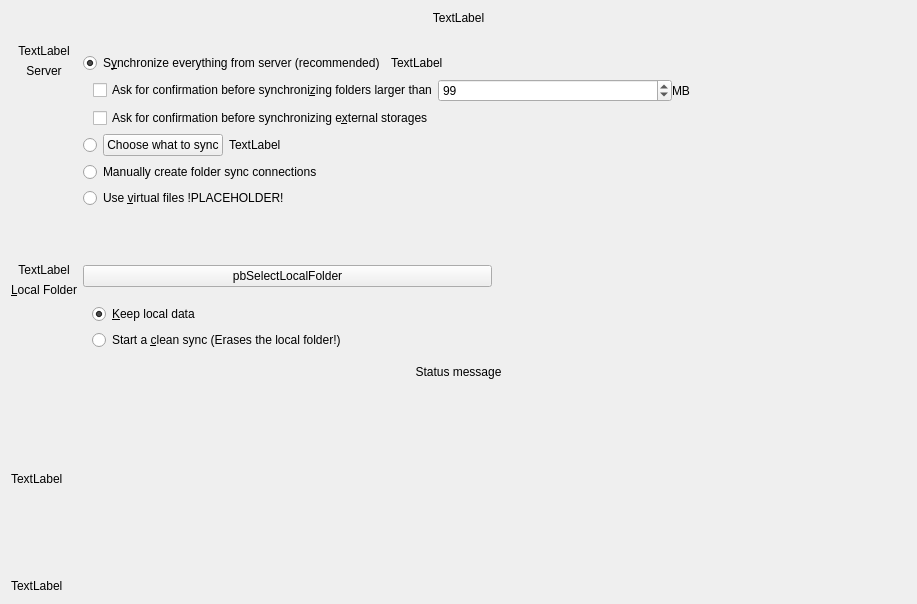
This is src/gui/wizard/owncloudadvancedsetuppage.ui in Infomaniak/desktop-infomaniak-drive as Qt 5 draws it before an edit. The edited form follows.
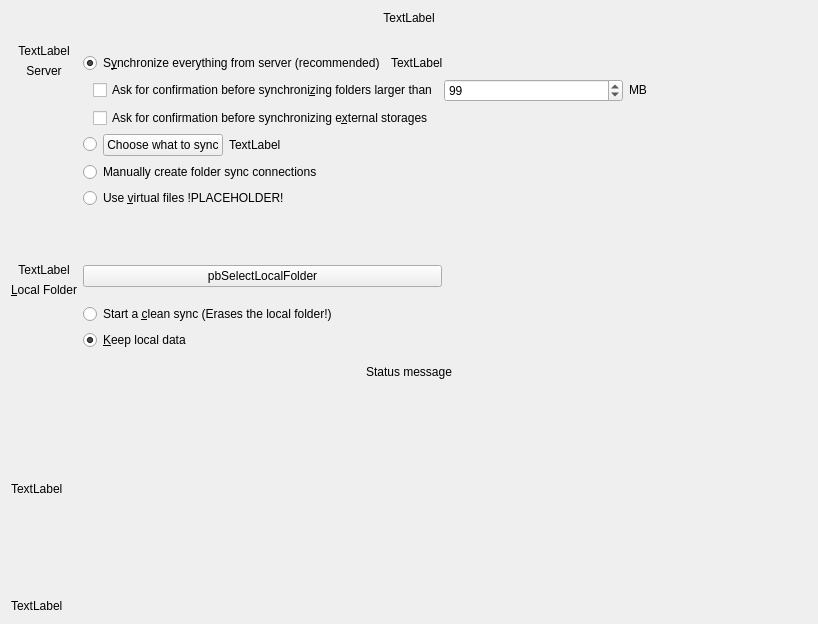
This is the edited form.

Commit message: Some fields are crushed when the wizard dialog is resized

The edit to the form file:
```diff
--- a/src/gui/wizard/owncloudadvancedsetuppage.ui
+++ b/src/gui/wizard/owncloudadvancedsetuppage.ui
@@ -6,12 +6,12 @@
    <rect>
     <x>0</x>
     <y>0</y>
-    <width>917</width>
-    <height>604</height>
+    <width>818</width>
+    <height>624</height>
    </rect>
   </property>
   <property name="sizePolicy">
-   <sizepolicy hsizetype="Maximum" vsizetype="Maximum">
+   <sizepolicy hsizetype="Maximum" vsizetype="MinimumExpanding">
     <horstretch>0</horstretch>
     <verstretch>0</verstretch>
    </sizepolicy>
@@ -174,41 +174,87 @@
      </item>
      <item row="4" column="1" colspan="2">
       <widget class="QWidget" name="resolutionWidget" native="true">
-       <property name="sizePolicy">
-        <sizepolicy hsizetype="Preferred" vsizetype="Fixed">
-         <horstretch>0</horstretch>
-         <verstretch>0</verstretch>
-        </sizepolicy>
-       </property>
-       <layout class="QFormLayout" name="formLayout_2">
+       <layout class="QFormLayout" name="verticalLayout_5">
         <property name="sizeConstraint">
-         <enum>QLayout::SetMinimumSize</enum>
+         <enum>QLayout::SetDefaultConstraint</enum>
         </property>
         <property name="fieldGrowthPolicy">
          <enum>QFormLayout::ExpandingFieldsGrow</enum>
         </property>
+        <property name="leftMargin">
+         <number>0</number>
+        </property>
+        <property name="rightMargin">
+         <number>0</number>
+        </property>
+        <item row="0" column="0" colspan="2">
+         <layout class="QHBoxLayout" name="horizontalLayout_5">
+          <item>
+           <widget class="QRadioButton" name="cbSyncFromScratch">
+            <property name="sizePolicy">
+             <sizepolicy hsizetype="Minimum" vsizetype="Fixed">
+              <horstretch>0</horstretch>
+              <verstretch>0</verstretch>
+             </sizepolicy>
+            </property>
+            <property name="toolTip">
+             <string>&lt;html&gt;&lt;head/&gt;&lt;body&gt;&lt;p&gt;If this box is checked, existing content in the local folder will be erased to start a clean sync from the server.&lt;/p&gt;&lt;p&gt;Do not check this if the local content should be uploaded to the servers folder.&lt;/p&gt;&lt;/body&gt;&lt;/html&gt;</string>
+            </property>
+            <property name="text">
+             <string>Start a &amp;clean sync (Erases the local folder!)</string>
+            </property>
+            <property name="checkable">
+             <bool>true</bool>
+            </property>
+           </widget>
+          </item>
+          <item>
+           <spacer name="horizontalSpacer_7">
+            <property name="orientation">
+             <enum>Qt::Horizontal</enum>
+            </property>
+            <property name="sizeHint" stdset="0">
+             <size>
+              <width>40</width>
+              <height>20</height>
+             </size>
+            </property>
+           </spacer>
+          </item>
+         </layout>
+        </item>
         <item row="1" column="0" colspan="2">
-         <widget class="QRadioButton" name="radioButton">
-          <property name="text">
-           <string>&amp;Keep local data</string>
-          </property>
-          <property name="checked">
-           <bool>true</bool>
-          </property>
-         </widget>
-        </item>
-        <item row="2" column="0" colspan="2">
-         <widget class="QRadioButton" name="cbSyncFromScratch">
-          <property name="toolTip">
-           <string>&lt;html&gt;&lt;head/&gt;&lt;body&gt;&lt;p&gt;If this box is checked, existing content in the local folder will be erased to start a clean sync from the server.&lt;/p&gt;&lt;p&gt;Do not check this if the local content should be uploaded to the servers folder.&lt;/p&gt;&lt;/body&gt;&lt;/html&gt;</string>
-          </property>
-          <property name="text">
-           <string>Start a &amp;clean sync (Erases the local folder!)</string>
-          </property>
-          <property name="checkable">
-           <bool>true</bool>
-          </property>
-         </widget>
+         <layout class="QHBoxLayout" name="horizontalLayout_6">
+          <item>
+           <widget class="QRadioButton" name="radioButton">
+            <property name="sizePolicy">
+             <sizepolicy hsizetype="Minimum" vsizetype="Fixed">
+              <horstretch>0</horstretch>
+              <verstretch>0</verstretch>
+             </sizepolicy>
+            </property>
+            <property name="text">
+             <string>&amp;Keep local data</string>
+            </property>
+            <property name="checked">
+             <bool>true</bool>
+            </property>
+           </widget>
+          </item>
+          <item>
+           <spacer name="horizontalSpacer_8">
+            <property name="orientation">
+             <enum>Qt::Horizontal</enum>
+            </property>
+            <property name="sizeHint" stdset="0">
+             <size>
+              <width>40</width>
+              <height>20</height>
+             </size>
+            </property>
+           </spacer>
+          </item>
+         </layout>
         </item>
        </layout>
       </widget>
@@ -237,6 +283,9 @@
         </property>
         <item>
          <layout class="QHBoxLayout" name="horizontalLayout_2">
+          <property name="sizeConstraint">
+           <enum>QLayout::SetFixedSize</enum>
+          </property>
           <item>
            <widget class="QRadioButton" name="rSyncEverything">
             <property name="text">
@@ -249,6 +298,12 @@
           </item>
           <item>
            <widget class="QLabel" name="lSyncEverythingSizeLabel">
+            <property name="sizePolicy">
+             <sizepolicy hsizetype="Minimum" vsizetype="Fixed">
+              <horstretch>0</horstretch>
+              <verstretch>0</verstretch>
+             </sizepolicy>
+            </property>
             <property name="text">
              <string>TextLabel</string>
             </property>
@@ -274,13 +329,22 @@
         </item>
         <item>
          <layout class="QGridLayout" name="gridLayout_2">
-          <property name="horizontalSpacing">
-           <number>0</number>
+          <property name="sizeConstraint">
+           <enum>QLayout::SetFixedSize</enum>
           </property>
           <item row="1" column="1">
            <layout class="QHBoxLayout" name="horizontalLayout_4">
+            <property name="sizeConstraint">
+             <enum>QLayout::SetFixedSize</enum>
+            </property>
             <item>
              <widget class="QCheckBox" name="confCheckBoxExternal">
+              <property name="sizePolicy">
+               <sizepolicy hsizetype="Minimum" vsizetype="Fixed">
+                <horstretch>0</horstretch>
+                <verstretch>0</verstretch>
+               </sizepolicy>
+              </property>
               <property name="text">
                <string>Ask for confirmation before synchronizing e&amp;xternal storages</string>
               </property>
@@ -306,6 +370,9 @@
           </item>
           <item row="0" column="1">
            <layout class="QHBoxLayout" name="horizontalLayout_3">
+            <property name="sizeConstraint">
+             <enum>QLayout::SetFixedSize</enum>
+            </property>
             <item>
              <widget class="QCheckBox" name="confCheckBoxSize">
               <property name="text">
@@ -315,6 +382,12 @@
             </item>
             <item>
              <widget class="QSpinBox" name="confSpinBox">
+              <property name="sizePolicy">
+               <sizepolicy hsizetype="Minimum" vsizetype="Fixed">
+                <horstretch>0</horstretch>
+                <verstretch>0</verstretch>
+               </sizepolicy>
+              </property>
               <property name="maximum">
                <number>999999</number>
               </property>
@@ -325,6 +398,12 @@
             </item>
             <item>
              <widget class="QLabel" name="confTraillingSizeLabel">
+              <property name="sizePolicy">
+               <sizepolicy hsizetype="Minimum" vsizetype="Fixed">
+                <horstretch>0</horstretch>
+                <verstretch>0</verstretch>
+               </sizepolicy>
+              </property>
               <property name="text">
                <string extracomment="Trailing part of &quot;Ask confirmation before syncing folder larger than&quot; ">MB</string>
               </property>
@@ -336,10 +415,13 @@
         </item>
         <item>
          <layout class="QHBoxLayout" name="horizontalLayout">
+          <property name="sizeConstraint">
+           <enum>QLayout::SetFixedSize</enum>
+          </property>
           <item>
            <widget class="QRadioButton" name="rSelectiveSync">
             <property name="sizePolicy">
-             <sizepolicy hsizetype="Minimum" vsizetype="Minimum">
+             <sizepolicy hsizetype="Minimum" vsizetype="Fixed">
               <horstretch>0</horstretch>
               <verstretch>0</verstretch>
              </sizepolicy>
@@ -361,6 +443,12 @@
           </item>
           <item>
            <widget class="QLabel" name="lSelectiveSyncSizeLabel">
+            <property name="sizePolicy">
+             <sizepolicy hsizetype="Minimum" vsizetype="Fixed">
+              <horstretch>0</horstretch>
+              <verstretch>0</verstretch>
+             </sizepolicy>
+            </property>
             <property name="text">
              <string>TextLabel</string>
             </property>
@@ -386,6 +474,9 @@
         </item>
         <item>
          <layout class="QHBoxLayout" name="horizontalLayout_40">
+          <property name="sizeConstraint">
+           <enum>QLayout::SetFixedSize</enum>
+          </property>
           <item>
            <widget class="QRadioButton" name="rManualFolder">
             <property name="sizePolicy">
@@ -422,6 +513,9 @@
         </item>
         <item>
          <layout class="QHBoxLayout" name="lVirtualFileSync">
+          <property name="sizeConstraint">
+           <enum>QLayout::SetFixedSize</enum>
+          </property>
           <item>
            <widget class="QRadioButton" name="rVirtualFileSync">
             <property name="sizePolicy">
@@ -460,6 +554,12 @@
    </item>
    <item>
     <widget class="QLabel" name="syncModeLabel">
+     <property name="sizePolicy">
+      <sizepolicy hsizetype="Preferred" vsizetype="Fixed">
+       <horstretch>0</horstretch>
+       <verstretch>0</verstretch>
+      </sizepolicy>
+     </property>
      <property name="text">
       <string>Status message</string>
      </property>
@@ -490,7 +590,7 @@
        <rect>
         <x>0</x>
         <y>0</y>
-        <width>893</width>
+        <width>794</width>
         <height>69</height>
        </rect>
       </property>
```
Left out of the diff: 24 changed lines with no effect on the pictures.
